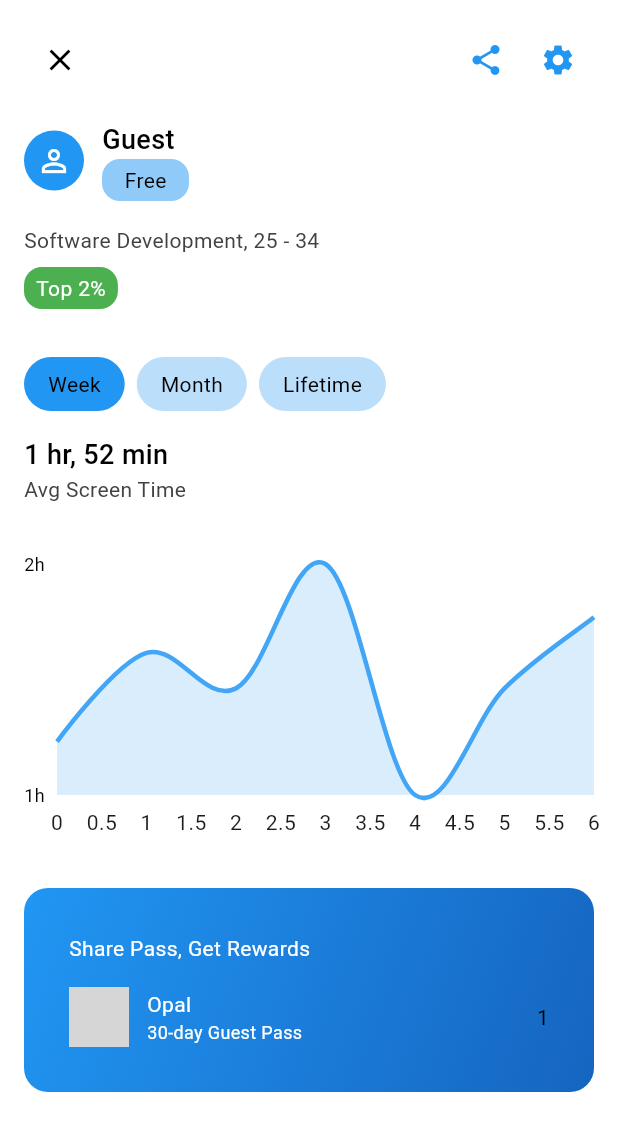
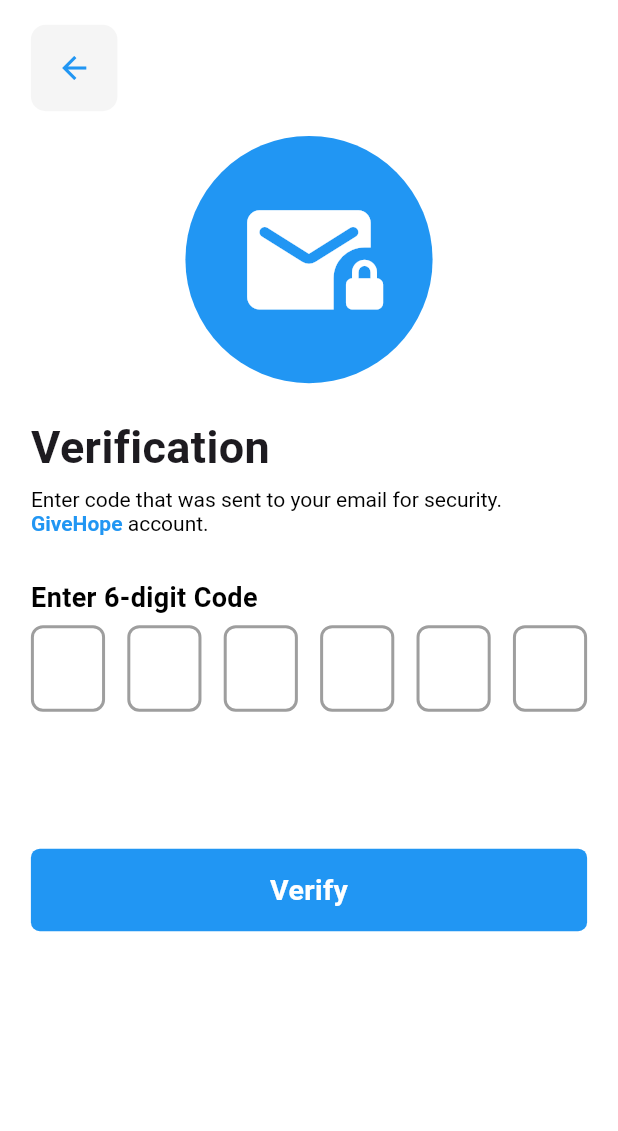
Before and after one commit to HaiderAli228/Flutter-Components, a Flutter app: the screen it shows after launch, on a phone screen of 412 x 824 dp. Shown: the top 1131 px of the screen. Run offline on Flutter 3.47's test engine with Material 3 defaults, Android fonts, the phone set to English and light mode, and no system bars; drawn by our look-alikes of fl_chart, pin_code_fields; our stand-ins replace carousel_slider, curved_navigation_bar, fluttertoast, form_field_validator; Roboto replaces fonts that are missing (Poppins); grey boxes are pictures that could not be loaded.

Commit message:
adding OPT seceen

```diff
--- a/lib/main.dart
+++ b/lib/main.dart
@@ -1,6 +1,5 @@
 import 'package:flutter/material.dart';
-import 'package:flutter_components/InfiniteCarousel.dart';
-import 'package:flutter_components/screen_time.dart';
+import 'package:flutter_components/opt_verification.dart';
 
 
 void main() {
@@ -19,7 +18,7 @@ class MyApp extends StatelessWidget {
         colorScheme: ColorScheme.fromSeed(seedColor: Colors.deepPurple),
         useMaterial3: true,
       ),
-      home: ScreenTimeAnalyticsScreen(),
+      home: OPTVerificationScreen(),
     );
   }
 }
--- /dev/null
+++ b/lib/opt_verification.dart
@@ -0,0 +1,197 @@
+import 'package:flutter/material.dart';
+import 'package:fluttertoast/fluttertoast.dart';
+import 'package:pin_code_fields/pin_code_fields.dart';
+
+class OPTVerificationScreen extends StatefulWidget {
+  const OPTVerificationScreen({super.key});
+
+  @override
+  OPTVerificationScreenState createState() => OPTVerificationScreenState();
+}
+
+class OPTVerificationScreenState extends State<OPTVerificationScreen> {
+
+  @override
+  Widget build(BuildContext context) {
+    // Get screen height and width
+    final double screenHeight = MediaQuery.of(context).size.height;
+    final double screenWidth = MediaQuery.of(context).size.width;
+
+    return Scaffold(
+      backgroundColor: Colors.white,
+      body: SingleChildScrollView(
+        child: SafeArea(
+          child: Padding(
+            padding: EdgeInsets.symmetric(
+              horizontal: screenWidth * 0.05,
+              vertical: screenHeight * 0.02,
+            ),
+            child: Column(
+              crossAxisAlignment: CrossAxisAlignment.start,
+              children: [
+                GestureDetector(
+                  onTap: () {
+                    Navigator.pop(context);
+                  },
+                  child: Container(
+                    height: screenHeight * 0.07,
+                    width: screenHeight * 0.07,
+                    decoration: BoxDecoration(
+                      color: Colors.grey.withOpacity(0.1),
+                      borderRadius: BorderRadius.circular(10),
+                    ),
+                    padding: EdgeInsets.all(screenHeight * 0.02),
+                    child: const Icon(Icons.arrow_back, color: Colors.blue),
+                  ),
+                ),
+                SizedBox(
+                  height: screenHeight * 0.02,
+                ),
+                circularIcon(
+                  context,
+                  Icons.mail_lock_rounded,
+                ),
+                SizedBox(
+                  height: screenHeight * 0.02,
+                ),
+                const Padding(
+                  padding: EdgeInsets.symmetric(vertical: 5),
+                  child: Text(
+                    "Verification",
+                    style: TextStyle(
+                      fontSize: 30,
+                      fontWeight: FontWeight.bold,
+                      fontFamily: "Poppins",
+                    ),
+                  ),
+                ),
+                RichText(
+                  text: const TextSpan(
+                    children: [
+                      TextSpan(
+                        text:
+                            "Enter code that was sent to your email for security.",
+                        style: TextStyle(
+                          color: Colors.black,
+                          fontFamily: "Poppins",
+                        ),
+                      ),
+                      TextSpan(
+                        text: " GiveHope ",
+                        style: TextStyle(
+                          color: Colors.blue,
+                          fontWeight: FontWeight.bold,
+                          fontFamily: "Poppins",
+                        ),
+                      ),
+                      TextSpan(
+                        text: "account.",
+                        style: TextStyle(
+                          color: Colors.black,
+                          fontFamily: "Poppins",
+                        ),
+                      ),
+                    ],
+                  ),
+                ),
+                SizedBox(
+                  height: screenHeight * 0.035,
+                ),
+                Text(
+                  "Enter 6-digit Code",
+                  style: TextStyle(
+                      color: Colors.black,
+                      fontSize: 18,
+                      fontWeight: FontWeight.bold),
+                ),
+                const SizedBox(height: 5),
+                PinCodeTextField(
+                  length: 6,
+                  obscureText: false,
+                  enablePinAutofill: true,
+                  animationType: AnimationType.fade,
+                  pinTheme: PinTheme(
+                    activeColor: Colors.blue,
+                    activeFillColor: Colors.blue,
+                    inactiveColor: Colors.grey,
+                    selectedColor: Colors.blue,
+                    shape: PinCodeFieldShape.box,
+                    borderRadius: BorderRadius.circular(8),
+                    fieldHeight: screenHeight * 0.07,
+                    fieldWidth: screenWidth * 0.12,
+                  ),
+                  onChanged: (value) {
+                    setState(() {
+                    });
+                  },
+                  appContext: context,
+                ),
+                SizedBox(
+                  height: screenHeight * 0.055,
+                ),
+                RoundButton(
+                  buttonText: "Verify",
+                  onPressed: () {},
+                ),
+              ],
+            ),
+          ),
+        ),
+      ),
+    );
+  }
+  static Widget circularIcon(context,IconData data) {
+    return Center(
+        child: CircleAvatar(
+            backgroundColor: Colors.blue,
+            minRadius: MediaQuery.of(context).size.height * 0.1,
+            child: Icon(
+              data,
+              color: Colors.white,
+              size: MediaQuery.of(context).size.height * 0.12,
+            )));
+  }
+}
+
+class RoundButton extends StatelessWidget {
+  const RoundButton(
+      {super.key, required this.buttonText, required this.onPressed});
+  final String buttonText;
+  final VoidCallback onPressed;
+  @override
+  Widget build(BuildContext context) {
+    return InkWell(
+      onTap: onPressed,
+      child: Container(
+        height: 55,
+        width: double.infinity,
+        margin: const EdgeInsets.symmetric(vertical: 30),
+        alignment: Alignment.center,
+        padding: const EdgeInsets.all(6),
+        decoration: BoxDecoration(
+            color: Colors.blue, borderRadius: BorderRadius.circular(6)),
+        child: Text(
+          buttonText,
+          style: const TextStyle(
+              color: Colors.white,
+              fontFamily: "Poppins",
+              fontWeight: FontWeight.bold,
+              fontSize: 19),
+        ),
+      ),
+    );
+  }
+}
+
+class ToastMessage {
+  static toastMsg(String msgIs) {
+    return Fluttertoast.showToast(
+        msg: msgIs,
+        toastLength: Toast.LENGTH_SHORT,
+        gravity: ToastGravity.CENTER,
+        timeInSecForIosWeb: 1,
+        backgroundColor: Colors.blue,
+        textColor: Colors.white,
+        fontSize: 16.0);
+  }
+}
--- a/pubspec.yaml
+++ b/pubspec.yaml
@@ -38,6 +38,8 @@ dependencies:
   curved_navigation_bar:
   carousel_slider:
   fl_chart:
+  pin_code_fields:
+  fluttertoast:
 
 dev_dependencies:
   flutter_test:
```
Also changed, not shown: pubspec.lock.
